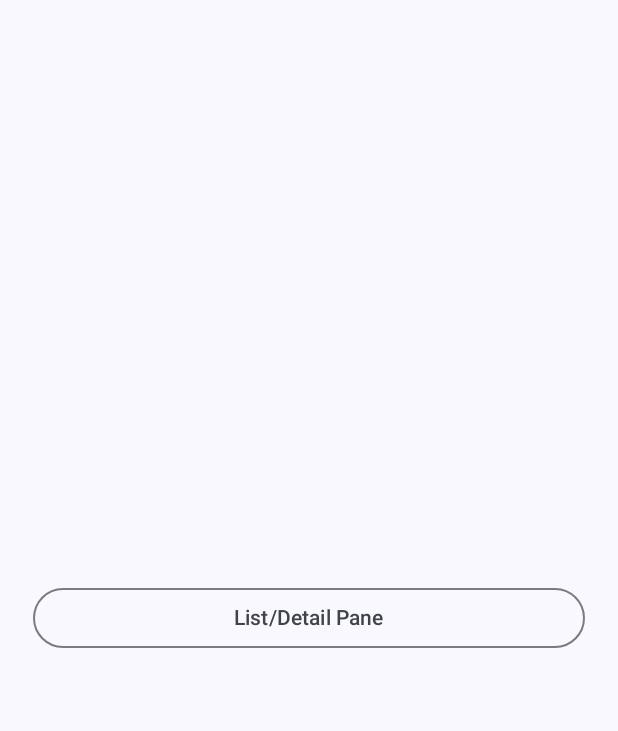
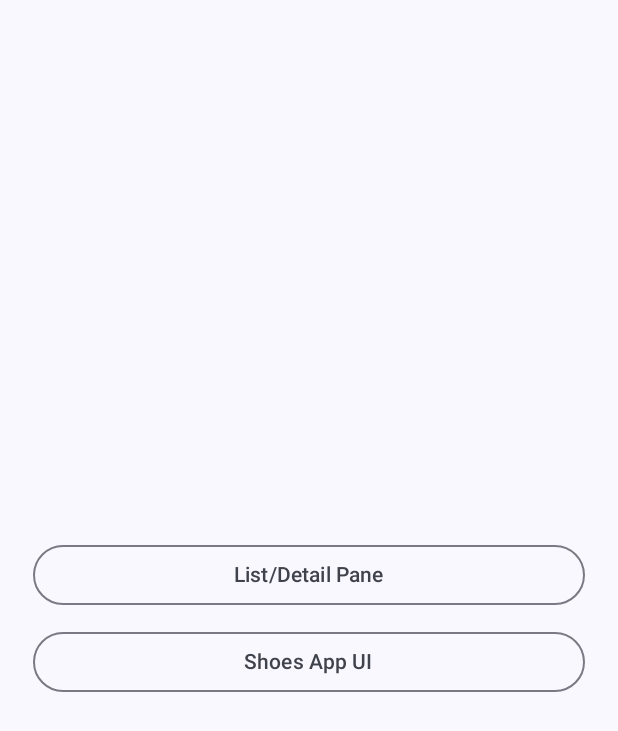
Before and after one commit to mik237/Compose-ui, an Android app built with Jetpack Compose: the screen it shows after launch (MainActivity), on a phone screen of 412 x 824 dp. Shown: the top 731 px of the screen. Run offline under Robolectric (Android 15) with nearby library versions, the phone set to English and light mode, and no system bars.

Commit message:
shoes app ui added to main navigation

```diff
--- a/app/src/main/java/me/ibrahim/composepractice/main/MainActivity.kt
+++ b/app/src/main/java/me/ibrahim/composepractice/main/MainActivity.kt
@@ -18,11 +18,6 @@ class MainActivity : ComponentActivity() {
                 Scaffold {
                     MainNavGraph(modifier = Modifier.padding(it))
                 }
-
-//                    TopBarScreen(modifier = Modifier)
-//                SideEffects()
-//                GravatarProfileSummary()
-//                TakePhotoScreen()
             }
         }
     }
--- a/app/src/main/java/me/ibrahim/composepractice/main/MainNavGraph.kt
+++ b/app/src/main/java/me/ibrahim/composepractice/main/MainNavGraph.kt
@@ -6,6 +6,9 @@ import androidx.navigation.compose.NavHost
 import androidx.navigation.compose.composable
 import androidx.navigation.compose.rememberNavController
 import me.ibrahim.composepractice.list_detail_pane.ListDetailLayout
+import me.ibrahim.composepractice.shoes_app_ui.navigation.ShopNavHost
+import me.ibrahim.composepractice.shoes_app_ui.screens.ProductsScreen
+import me.ibrahim.composepractice.wallet_app_ui.WalletAppActivity
 
 @Composable
 fun MainNavGraph(modifier: Modifier = Modifier) {
@@ -23,5 +26,13 @@ fun MainNavGraph(modifier: Modifier = Modifier) {
         composable(route = Routes.ListDetailRoute) {
             ListDetailLayout()
         }
+
+        composable(route = Routes.ShoesAppRoute) {
+            ShopNavHost()
+        }
+
+        composable(route = Routes.WalletAppRoute) {
+            WalletAppActivity()
+        }
     }
 }
--- a/app/src/main/java/me/ibrahim/composepractice/main/MainRoutesList.kt
+++ b/app/src/main/java/me/ibrahim/composepractice/main/MainRoutesList.kt
@@ -2,8 +2,10 @@ package me.ibrahim.composepractice.main
 
 import androidx.compose.foundation.layout.Arrangement
 import androidx.compose.foundation.layout.Column
+import androidx.compose.foundation.layout.Spacer
 import androidx.compose.foundation.layout.fillMaxSize
 import androidx.compose.foundation.layout.fillMaxWidth
+import androidx.compose.foundation.layout.height
 import androidx.compose.foundation.layout.padding
 import androidx.compose.foundation.rememberScrollState
 import androidx.compose.foundation.verticalScroll
@@ -32,5 +34,14 @@ fun MainRoutesList(navController: NavHostController) {
         ) {
             Text(text = "List/Detail Pane")
         }
+
+        Spacer(modifier = Modifier.height(10.dp))
+
+        OutlinedButton(
+            onClick = { navController.navigate(Routes.ShoesAppRoute) },
+            modifier = Modifier.fillMaxWidth()
+        ) {
+            Text(text = "Shoes App UI")
+        }
     }
 }
--- a/app/src/main/java/me/ibrahim/composepractice/main/Routes.kt
+++ b/app/src/main/java/me/ibrahim/composepractice/main/Routes.kt
@@ -4,4 +4,6 @@ package me.ibrahim.composepractice.main
 object Routes {
     const val RoutesList = "routesList"
     const val ListDetailRoute = "listDetailRoute"
+    const val ShoesAppRoute = "shoesAppRoute"
+    const val WalletAppRoute = "walletAppRoute"
 }
```
